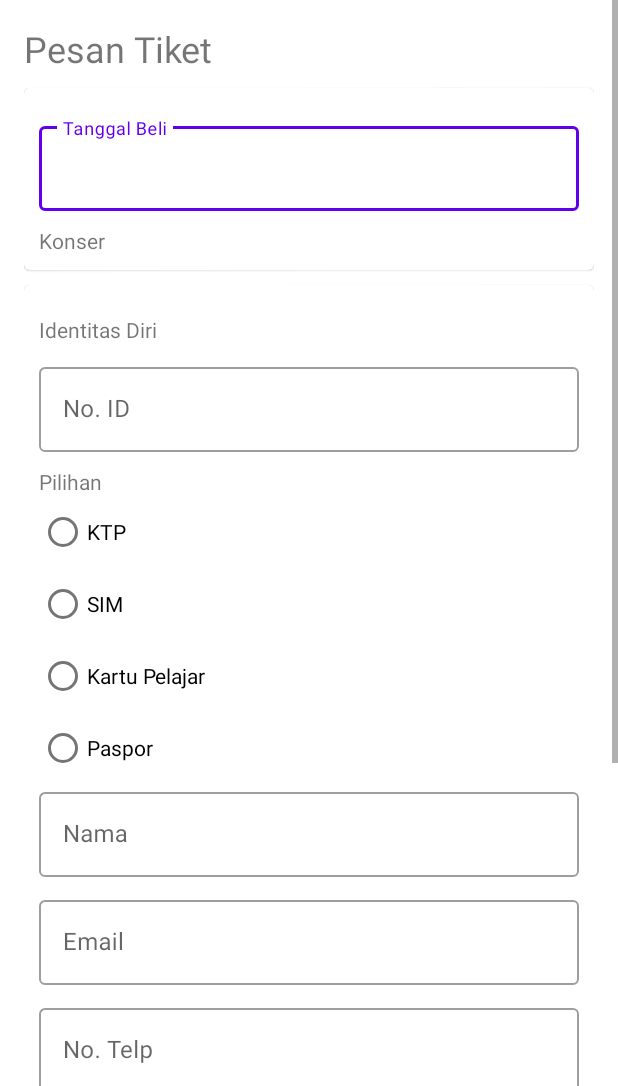
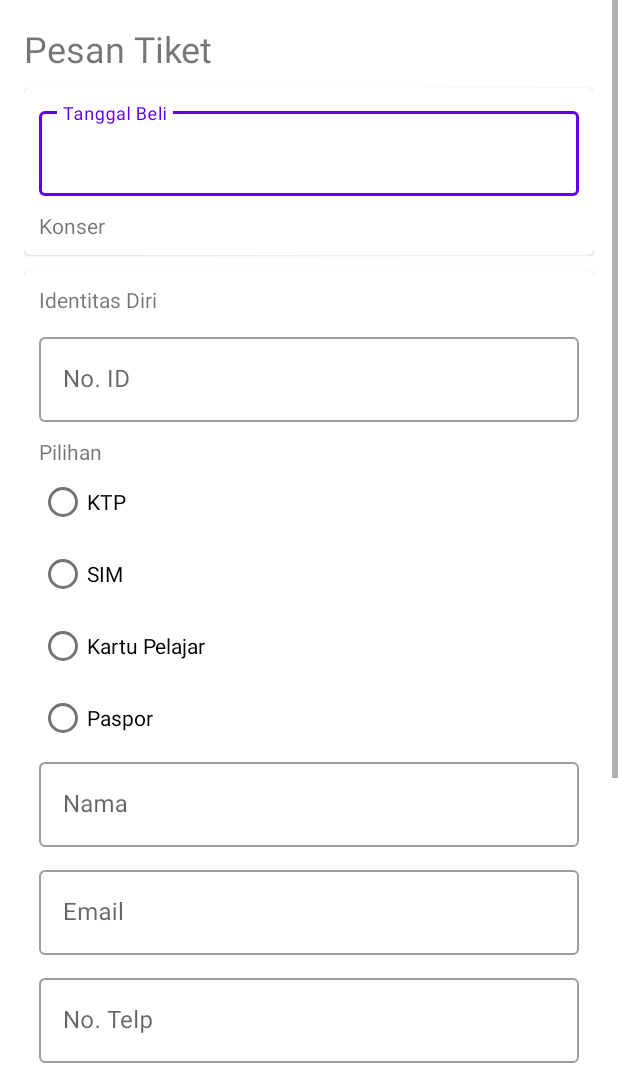
Before and after one commit to rjial/ppb1_uts, an Android app: the PesanTiketKonser screen opened directly, with no data from a screen before it, on a phone screen of 412 x 824 dp, the part 150-1236 px from its top. Run offline under Robolectric (Android 15) with nearby library versions, the phone set to English and light mode, and no system bars.

Commit message:
fix dan nambah dummy file

```diff
--- a/app/src/main/res/layout/activity_pesan_tiket_konser.xml
+++ b/app/src/main/res/layout/activity_pesan_tiket_konser.xml
@@ -38,7 +38,6 @@
                     <com.google.android.material.textfield.TextInputLayout
                         android:layout_width="match_parent"
                         android:layout_height="wrap_content"
-                        android:layout_marginTop="10dp"
                         style="@style/Widget.MaterialComponents.TextInputLayout.OutlinedBox"
                         android:hint="Tanggal Beli">
                         <com.google.android.material.textfield.TextInputEditText
@@ -107,7 +106,7 @@
                         android:layout_width="wrap_content"
                         android:layout_height="wrap_content"
                         android:text="@string/identitas_diri"
-                        android:layout_marginTop="10dp"/>
+                        />
                     <LinearLayout
                         android:layout_width="match_parent"
                         android:layout_height="wrap_content"
```
Also changed, not shown: app/src/main/res/drawable/waipu.jpg (added).
